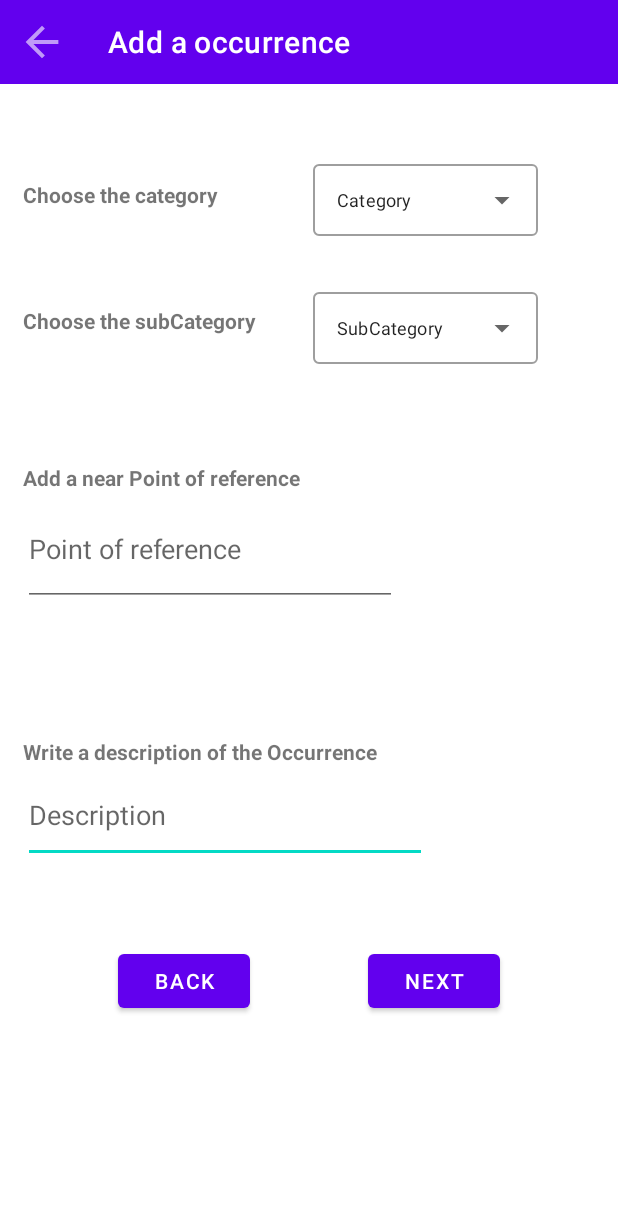
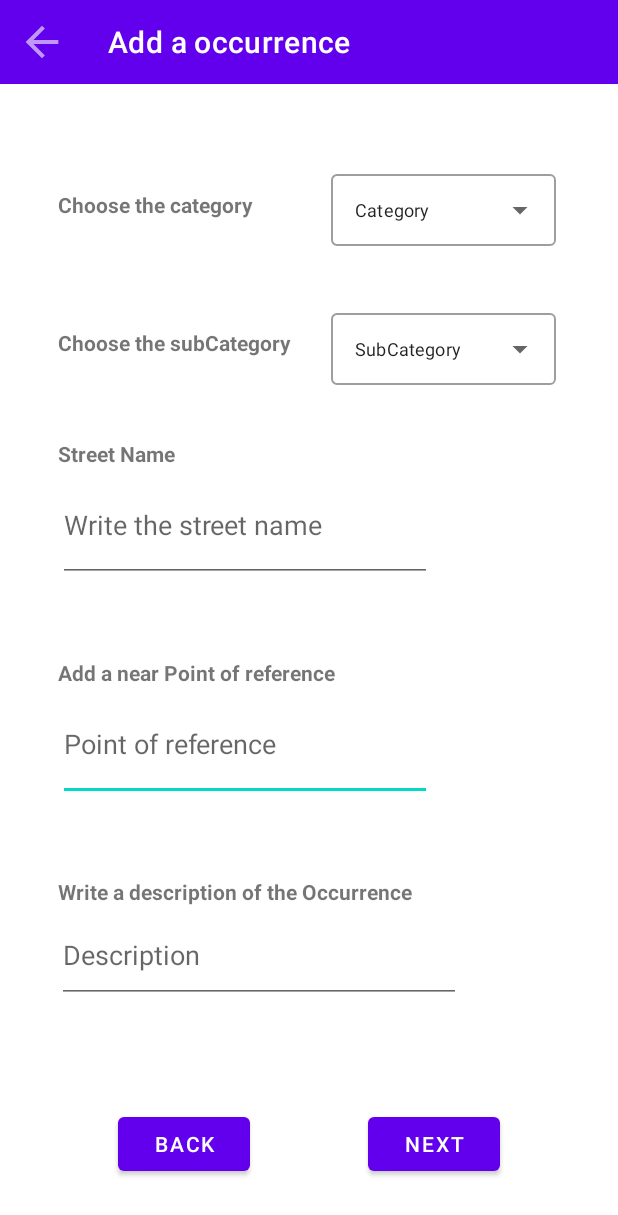
Before and after one commit to GabrielGoncalvesSousa/COMMOV2021, an Android app: the AddOcorrency screen opened directly, with no data from a screen before it, on a phone screen of 412 x 824 dp. Shown: the top 1215 px of the screen. Run offline under Robolectric (Android 15) with nearby library versions, the phone set to English and light mode, and no system bars; 2 statements that could not run were skipped.

Commit message:
Corrected bd relationship, corrected register
Corrected database relarionship between ocorrency and subCategory, updated sql script, api endpoints and android endpoints interface.
Added get subcategory by category id endpoint

```diff
--- a/CleanCity/app/src/main/java/gabriel/estg/cleancity/AddOcorrency.kt
+++ b/CleanCity/app/src/main/java/gabriel/estg/cleancity/AddOcorrency.kt
@@ -1,27 +1,38 @@
 package gabriel.estg.cleancity
 
 import android.content.Intent
-import android.content.pm.PackageManager
+import android.os.Build
 import androidx.appcompat.app.AppCompatActivity
 import android.os.Bundle
-import android.view.Gravity
+import android.util.Log
 import android.widget.*
+import androidx.annotation.RequiresApi
 import androidx.appcompat.widget.Toolbar
-import androidx.core.app.ActivityCompat
-import com.google.android.gms.maps.CameraUpdateFactory
-import com.google.android.gms.maps.model.LatLng
-import com.google.android.gms.maps.model.MarkerOptions
 import gabriel.estg.cleancity.api.*
-import gabriel.estg.cleancity.notes.NotesActivity
 import retrofit2.Call
 import retrofit2.Callback
 import retrofit2.Response
+import java.time.LocalDateTime
+import java.time.format.DateTimeFormatter
 
 class AddOcorrency : AppCompatActivity() {
 
+    @RequiresApi(Build.VERSION_CODES.O)
     override fun onCreate(savedInstanceState: Bundle?) {
         super.onCreate(savedInstanceState)
         setContentView(R.layout.activity_add_ocorrency)
+
+        //Get text inputs from textViews
+        var editTextStreetName = findViewById<EditText>(R.id.editTextStreetName).text
+        var editTextPointOfReference = findViewById<EditText>(R.id.editTextPointOfReference).text
+        var editTextDescription = findViewById<EditText>(R.id.editTextDescription).text
+
+
+
+        //Get Data From Maps Activity
+        var latitude: Double = intent.getDoubleExtra("latitude",0.0)
+        var longitude: Double = intent.getDoubleExtra("longitude",0.0)
+
 
 
         //Toolbar
@@ -31,9 +42,6 @@ class AddOcorrency : AppCompatActivity() {
         toolbar.setNavigationOnClickListener {
             startActivity(Intent(this, MapsActivity::class.java).apply {})
         }
-
-
-
 
         val request = ServiceBuilder.buildService(EndPoints::class.java)
 
@@ -117,6 +125,34 @@ class AddOcorrency : AppCompatActivity() {
             startActivity(Intent(applicationContext, MapsActivity::class.java).apply {})
         }
 
+        //Next Button
+        var nextButton=findViewById<Button>(R.id.buttonAddOcorrenceNext).setOnClickListener {
+            //Formatter of date
+            val currentDateTime= LocalDateTime.now()
+            val formatter = DateTimeFormatter.ofPattern("yyyy-MM-dd HH:mm:ss")
+            val formattedDateTime = currentDateTime.format(formatter)
+
+            //Calls service to know occurrences
+            val request = ServiceBuilder.buildService(EndPoints::class.java)
+            val addOcorrency= request.addNewOcorrency(1,1,1,"Uma foto",editTextStreetName.toString(),editTextPointOfReference.toString(),editTextDescription.toString()
+            ,latitude.toString(),longitude.toString(),formattedDateTime)
+
+
+            //Sees if the register was successful
+            addOcorrency.enqueue(object: Callback<Ocorrency> {
+                override fun onResponse(call: Call<Ocorrency>, response: Response<Ocorrency>) {
+                    if (response.isSuccessful) {
+                        Toast.makeText(applicationContext, R.string.registerSuccesfull, Toast.LENGTH_LONG).show()
+                        startActivity(Intent(applicationContext, MapsActivity::class.java).apply {
+                        })
+                    }
+                }
+                //If not displays a toast
+                override fun onFailure(call: Call<Ocorrency>, t:Throwable){
+                    Toast.makeText(applicationContext, R.string.registerNotSuccesfull, Toast.LENGTH_LONG).show()
+                }
+            })
+        }
 
     }
 
--- a/CleanCity/app/src/main/java/gabriel/estg/cleancity/api/EndPoints.kt
+++ b/CleanCity/app/src/main/java/gabriel/estg/cleancity/api/EndPoints.kt
@@ -2,6 +2,7 @@ package gabriel.estg.cleancity.api
 
 import retrofit2.Call
 import retrofit2.http.*
+import java.time.LocalDateTime
 
 interface EndPoints {
     //Gets All Users
@@ -40,4 +41,21 @@ interface EndPoints {
     fun getAllSubCategories() : Call<List<SubCategory>>
 
 
+    //Add Ocorrency
+    @FormUrlEncoded
+    @POST("ocorrency/addNewOcorrency")
+    fun addNewOcorrency(
+        @Field("user_id") user_id: Int,
+        @Field("category_id") category_id: Int,
+        @Field("subCategory_id") subCategory_id: Int,
+        @Field("foto") foto: String,
+        @Field("street") street: String,
+        @Field("reference_point") reference_point: String,
+        @Field("description") description: String,
+        @Field("latitude") latitude: String,
+        @Field("longitude") longitude: String,
+        @Field("date") date: String
+    ) : Call<Ocorrency>
+
+
 }
--- a/CleanCity/app/src/main/res/layout/activity_add_ocorrency.xml
+++ b/CleanCity/app/src/main/res/layout/activity_add_ocorrency.xml
@@ -20,8 +20,7 @@
         app:layout_constraintTop_toTopOf="parent"
         app:layout_constraintVertical_bias="0.0"
         app:title="@string/addOcorrencyToolbarTitle"
-        app:titleTextColor="@color/white"
-        />
+        app:titleTextColor="@color/white" />
 
 
     <TextView
@@ -31,11 +30,8 @@
         android:text="@string/addOcorrencyChooseCategory"
         android:textStyle="bold"
         app:layout_constraintBottom_toTopOf="@+id/textViewReferencePoint"
-        app:layout_constraintEnd_toEndOf="parent"
-        app:layout_constraintHorizontal_bias="0.061"
-        app:layout_constraintStart_toStartOf="parent"
-        app:layout_constraintTop_toBottomOf="@+id/addOcorrencyToolbar"
-        app:layout_constraintVertical_bias="0.504" />
+        app:layout_constraintStart_toStartOf="@+id/textViewReferencePoint"
+        app:layout_constraintTop_toBottomOf="@+id/addOcorrencyToolbar" />
 
     <TextView
         android:id="@+id/textViewReferencePoint"
@@ -43,67 +39,9 @@
         android:layout_height="23dp"
         android:text="@string/addOcorrencyChooseSubCategory"
         android:textStyle="bold"
-        app:layout_constraintBottom_toBottomOf="parent"
-        app:layout_constraintEnd_toEndOf="parent"
-        app:layout_constraintHorizontal_bias="0.0"
-        app:layout_constraintStart_toStartOf="@+id/textViewChooseCategory"
-        app:layout_constraintTop_toBottomOf="@+id/addOcorrencyToolbar"
-        app:layout_constraintVertical_bias="0.199" />
-
-    <EditText
-        android:id="@+id/editTextDescription"
-        android:layout_width="269dp"
-        android:layout_height="64dp"
-        android:ems="10"
-        android:hint="@string/addOcorrencyEditTextDescription"
-        android:inputType="textPersonName"
-        app:layout_constraintBottom_toBottomOf="parent"
-        app:layout_constraintEnd_toEndOf="parent"
-        app:layout_constraintHorizontal_bias="0.0"
-        app:layout_constraintStart_toStartOf="@+id/textViewAddDescription"
-        app:layout_constraintTop_toBottomOf="@+id/editTextPointOfReference"
-        app:layout_constraintVertical_bias="0.301" />
-
-    <TextView
-        android:id="@+id/textViewAddDescription"
-        android:layout_width="250dp"
-        android:layout_height="20dp"
-        android:text="@string/addOcorrencyDescription"
-        android:textStyle="bold"
-        app:layout_constraintBottom_toTopOf="@+id/editTextDescription"
-        app:layout_constraintEnd_toEndOf="parent"
-        app:layout_constraintHorizontal_bias="0.0"
-        app:layout_constraintStart_toStartOf="@+id/editTextPointOfReference"
-        app:layout_constraintTop_toBottomOf="@+id/editTextPointOfReference"
-        app:layout_constraintVertical_bias="1.0" />
-
-    <TextView
-        android:id="@+id/textViewAddPointOfReference"
-        android:layout_width="250dp"
-        android:layout_height="20dp"
-        android:layout_marginTop="180dp"
-        android:text="@string/addOcorrencyPointOfReference"
-        android:textStyle="bold"
-        app:layout_constraintBottom_toTopOf="@+id/editTextPointOfReference"
-        app:layout_constraintEnd_toEndOf="parent"
-        app:layout_constraintHorizontal_bias="0.0"
-        app:layout_constraintStart_toStartOf="@+id/textViewReferencePoint"
-        app:layout_constraintTop_toBottomOf="@+id/addOcorrencyToolbar"
-        app:layout_constraintVertical_bias="1.0" />
-
-    <EditText
-        android:id="@+id/editTextPointOfReference"
-        android:layout_width="249dp"
-        android:layout_height="75dp"
-        android:ems="10"
-        android:hint="@string/addOcorrencyEditTextPointOfReference"
-        android:inputType="textPersonName"
-        app:layout_constraintBottom_toBottomOf="parent"
-        app:layout_constraintEnd_toEndOf="parent"
-        app:layout_constraintHorizontal_bias="0.0"
-        app:layout_constraintStart_toStartOf="@+id/textViewAddPointOfReference"
-        app:layout_constraintTop_toBottomOf="@+id/textViewReferencePoint"
-        app:layout_constraintVertical_bias="0.194" />
+        app:layout_constraintBottom_toTopOf="@+id/editTextStreetName"
+        app:layout_constraintStart_toStartOf="@+id/textViewStreetName"
+        app:layout_constraintTop_toBottomOf="@+id/textViewChooseCategory" />
 
     <Button
         android:id="@+id/buttonAddOcorrenceBack"
@@ -117,7 +55,6 @@
         app:layout_constraintTop_toTopOf="@+id/buttonAddOcorrenceNext"
         app:layout_constraintVertical_bias="0.0" />
 
-
     <Button
         android:id="@+id/buttonAddOcorrenceNext"
         android:layout_width="wrap_content"
@@ -128,9 +65,82 @@
         app:layout_constraintHorizontal_bias="0.5"
         app:layout_constraintStart_toEndOf="@+id/buttonAddOcorrenceBack"
         app:layout_constraintTop_toBottomOf="@+id/editTextDescription"
-        app:layout_constraintVertical_bias="0.274" />
+        app:layout_constraintVertical_bias="0.656" />
+
+    <EditText
+        android:id="@+id/editTextPointOfReference"
+        android:layout_width="249dp"
+        android:layout_height="75dp"
+        android:ems="10"
+        android:hint="@string/addOcorrencyEditTextPointOfReference"
+        android:inputType="textPersonName"
+        app:layout_constraintBottom_toTopOf="@+id/editTextDescription"
+        app:layout_constraintStart_toStartOf="@+id/textViewAddDescription"
+        app:layout_constraintTop_toBottomOf="@+id/editTextStreetName" />
+
+    <EditText
+        android:id="@+id/editTextDescription"
+        android:layout_width="269dp"
+        android:layout_height="64dp"
+        android:ems="10"
+        android:hint="@string/addOcorrencyEditTextDescription"
+        android:inputType="textPersonName"
+        app:layout_constraintBottom_toTopOf="@+id/buttonAddOcorrenceBack"
+        app:layout_constraintEnd_toEndOf="parent"
+        app:layout_constraintHorizontal_bias="0.267"
+        app:layout_constraintStart_toStartOf="parent"
+        app:layout_constraintTop_toBottomOf="@+id/editTextPointOfReference" />
+
+    <TextView
+        android:id="@+id/textViewAddDescription"
+        android:layout_width="250dp"
+        android:layout_height="20dp"
+        android:text="@string/addOcorrencyDescription"
+        android:textStyle="bold"
+        app:layout_constraintBottom_toTopOf="@+id/editTextDescription"
+        app:layout_constraintEnd_toEndOf="parent"
+        app:layout_constraintHorizontal_bias="0.006"
+        app:layout_constraintStart_toStartOf="@+id/editTextDescription"
+        app:layout_constraintTop_toBottomOf="@+id/editTextPointOfReference"
+        app:layout_constraintVertical_bias="1.0" />
+
+    <TextView
+        android:id="@+id/textViewStreetName"
+        android:layout_width="250dp"
+        android:layout_height="20dp"
+        android:text="@string/addOcorrenyStreetName"
+        android:textStyle="bold"
+        app:layout_constraintBottom_toTopOf="@+id/editTextStreetName"
+        app:layout_constraintEnd_toEndOf="parent"
+        app:layout_constraintHorizontal_bias="0.0"
+        app:layout_constraintStart_toStartOf="@+id/editTextStreetName"
+        app:layout_constraintTop_toBottomOf="@+id/textViewReferencePoint"
+        app:layout_constraintVertical_bias="1.0" />
+
+    <EditText
+        android:id="@+id/editTextStreetName"
+        android:layout_width="249dp"
+        android:layout_height="75dp"
+        android:ems="10"
+        android:hint="@string/addOcorrenyStreetNameDescription"
+        android:inputType="textPersonName"
+        app:layout_constraintBottom_toTopOf="@+id/editTextPointOfReference"
+        app:layout_constraintStart_toStartOf="@+id/textViewAddPointOfReference"
+        app:layout_constraintTop_toBottomOf="@+id/textViewReferencePoint" />
 
 
+    <TextView
+        android:id="@+id/textViewAddPointOfReference"
+        android:layout_width="250dp"
+        android:layout_height="20dp"
+        android:text="@string/addOcorrencyPointOfReference"
+        android:textStyle="bold"
+        app:layout_constraintBottom_toTopOf="@+id/editTextPointOfReference"
+        app:layout_constraintEnd_toEndOf="parent"
+        app:layout_constraintHorizontal_bias="0.0"
+        app:layout_constraintStart_toStartOf="@+id/editTextPointOfReference"
+        app:layout_constraintTop_toBottomOf="@+id/editTextStreetName"
+        app:layout_constraintVertical_bias="1.0" />
 
     <com.google.android.material.textfield.TextInputLayout
         android:id="@+id/textInputLayout"
--- a/CleanCity/app/src/main/res/values/strings.xml
+++ b/CleanCity/app/src/main/res/values/strings.xml
@@ -87,4 +87,7 @@
     <string name="buttonAddOcorrenceBack">Back</string>
     <string name="buttonAddOcorrenceNext">Next</string>
 
+    <string name="addOcorrenyStreetName">Street Name</string>
+    <string name="addOcorrenyStreetNameDescription">Write the street name</string>
+
 </resources>
```
Also changed, not shown: CleanCity/app/src/main/java/gabriel/estg/cleancity/MapsActivity.kt (+74 -25 lines), 5 other files.
